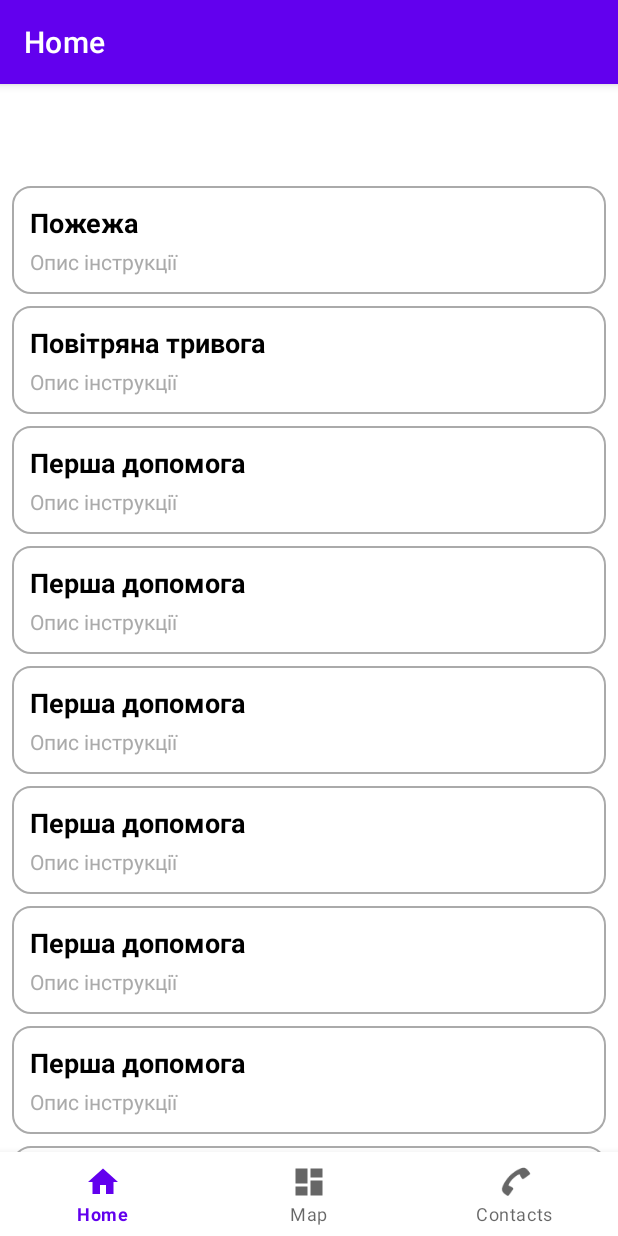
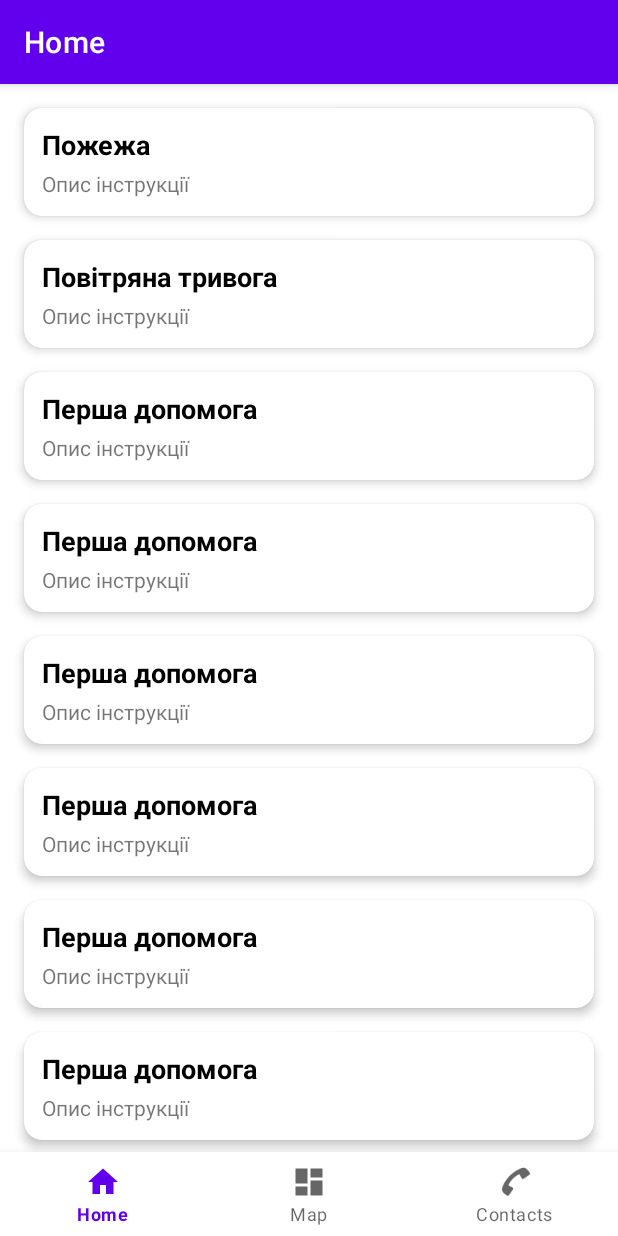
Before and after one commit to AndroStav/NAU_Safe, an Android app: the screen it shows after launch (MainActivity), on a phone screen of 412 x 824 dp. Run offline under Robolectric (Android 15) with nearby library versions, the phone set to English and light mode, and no system bars; our stand-ins replace navigation-ui.

Commit message:
Підредагував дизайн вкладок

```diff
--- a/app/src/main/res/layout/activity_main.xml
+++ b/app/src/main/res/layout/activity_main.xml
@@ -3,8 +3,8 @@
     xmlns:app="http://schemas.android.com/apk/res-auto"
     android:id="@+id/container"
     android:layout_width="match_parent"
-    android:layout_height="match_parent"
-    android:paddingTop="?attr/actionBarSize">
+    android:layout_height="match_parent">
+    <!-- android:paddingTop="?attr/actionBarSize" -->
 
     <com.google.android.material.bottomnavigation.BottomNavigationView
         android:id="@+id/nav_view"
--- a/app/src/main/res/layout/fragment_instruction_detail.xml
+++ b/app/src/main/res/layout/fragment_instruction_detail.xml
@@ -15,7 +15,8 @@
             android:layout_height="wrap_content"
             android:textSize="22sp"
             android:textStyle="bold"
-            android:paddingBottom="8dp"/>
+            android:paddingBottom="8dp"
+            android:textColor="?attr/colorOnSurface"/>
 
         <TextView
             android:id="@+id/textContent"
--- a/app/src/main/res/layout/item_contact.xml
+++ b/app/src/main/res/layout/item_contact.xml
@@ -34,7 +34,8 @@
                 android:layout_height="wrap_content"
                 android:text="Служба порятунку"
                 android:textSize="18sp"
-                android:textStyle="bold" />
+                android:textStyle="bold"
+                android:textColor="?attr/colorOnSurface"/>
 
             <TextView
                 android:id="@+id/contact_phone"
--- a/app/src/main/res/layout/item_instruction.xml
+++ b/app/src/main/res/layout/item_instruction.xml
@@ -1,28 +1,33 @@
 <?xml version="1.0" encoding="utf-8"?>
-<LinearLayout xmlns:android="http://schemas.android.com/apk/res/android"
+<androidx.cardview.widget.CardView xmlns:android="http://schemas.android.com/apk/res/android"
+    xmlns:app="http://schemas.android.com/apk/res-auto"
+    android:layout_width="match_parent"
+    android:layout_height="wrap_content"
+    android:layout_margin="8dp"
+    app:cardCornerRadius="12dp"
+    app:cardElevation="4dp">
+
+    <LinearLayout
         android:layout_width="match_parent"
         android:layout_height="wrap_content"
         android:orientation="vertical"
-    android:padding="12dp"
-    android:background="@drawable/rounded_background"
-    android:layout_marginVertical="4dp">
+        android:padding="12dp">
 
         <TextView
             android:id="@+id/textTitle"
             android:layout_width="match_parent"
             android:layout_height="wrap_content"
+            android:text="Назва інструкції"
+            android:textSize="18sp"
             android:textStyle="bold"
-        android:textSize="18sp"
-        android:textColor="@android:color/black"
-        android:text="Назва інструкції" />
+            android:textColor="?attr/colorOnSurface"/>
 
         <TextView
             android:id="@+id/textDescription"
             android:layout_width="match_parent"
             android:layout_height="wrap_content"
+            android:text="Опис інструкції"
             android:textSize="14sp"
-        android:textColor="@android:color/darker_gray"
-        android:layout_marginTop="4dp"
-        android:text="Опис інструкції" />
-
+            android:layout_marginTop="4dp"/>
     </LinearLayout>
+</androidx.cardview.widget.CardView>
```
Lines whose indentation alone changed are shown as unchanged.
